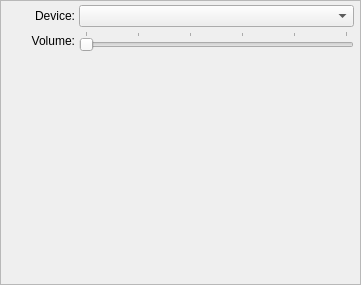
The window that res/ui/settingspane-microphone.ui (smartboyhw/speechcontrol) describes before a commit, drawn with Qt 5.
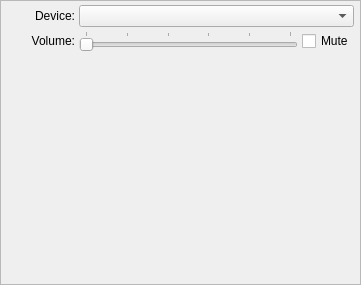
The same window after the commit.

Commit message: Added an option to mute microphones.

```diff
--- a/res/ui/settingspane-microphone.ui
+++ b/res/ui/settingspane-microphone.ui
@@ -91,6 +91,8 @@
      </widget>
     </item>
     <item row="1" column="1">
+     <layout class="QHBoxLayout" name="horizontalLayout">
+      <item>
      <widget class="QSlider" name="horizontalSliderVolume">
       <property name="maximum">
        <number>1000</number>
@@ -117,6 +119,15 @@
        <number>200</number>
       </property>
      </widget>
+      </item>
+      <item>
+       <widget class="QCheckBox" name="checkBoxMute">
+        <property name="text">
+         <string>Mute</string>
+        </property>
+       </widget>
+      </item>
+     </layout>
     </item>
    </layout>
   </widget>
```
Left out of the diff: 3 changed lines with no effect on the pictures. Lines whose indentation alone changed are shown as unchanged. The commit also changes 2 other files.
